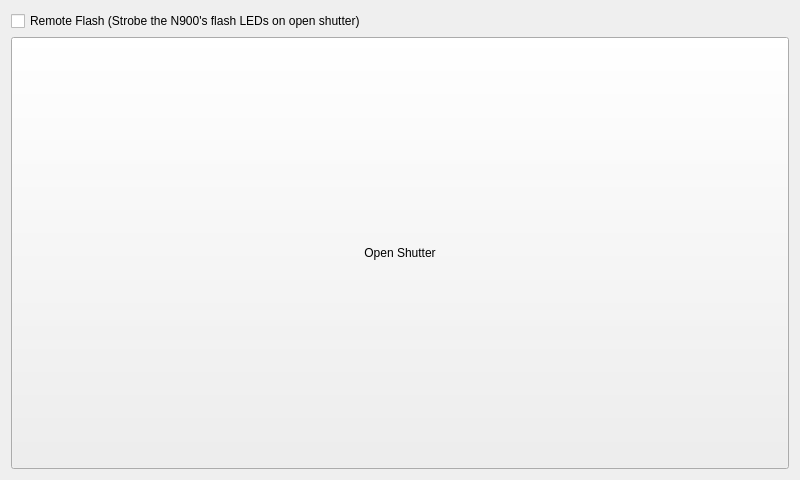
Qt form forms/pircameraform.ui (jpietrzak8/Pierogi) before a commit.
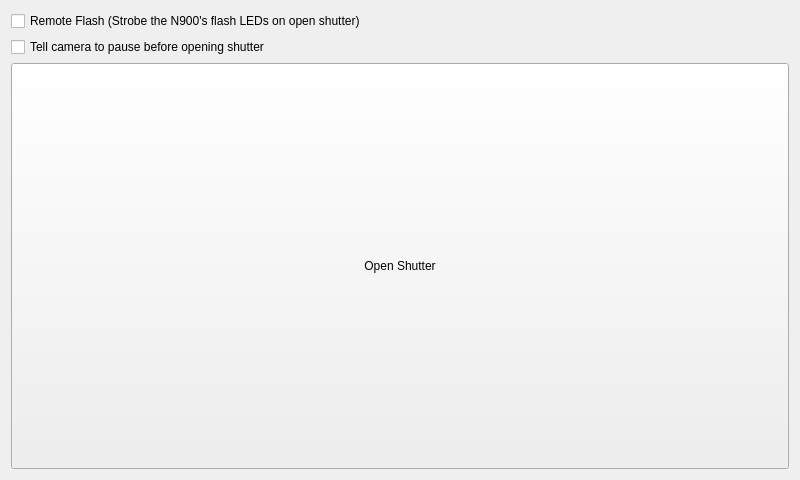
The same form after that commit.

```diff
--- a/forms/pircameraform.ui
+++ b/forms/pircameraform.ui
@@ -21,6 +21,13 @@
      </property>
     </widget>
    </item>
+   <item>
+    <widget class="QCheckBox" name="delayedShutterCheckBox">
+     <property name="text">
+      <string>Tell camera to pause before opening shutter</string>
+     </property>
+    </widget>
+   </item>
    <item>
     <widget class="QPushButton" name="openShutterButton">
      <property name="sizePolicy">
```
Left out of the diff: 17 changed lines with no effect on the pictures.
